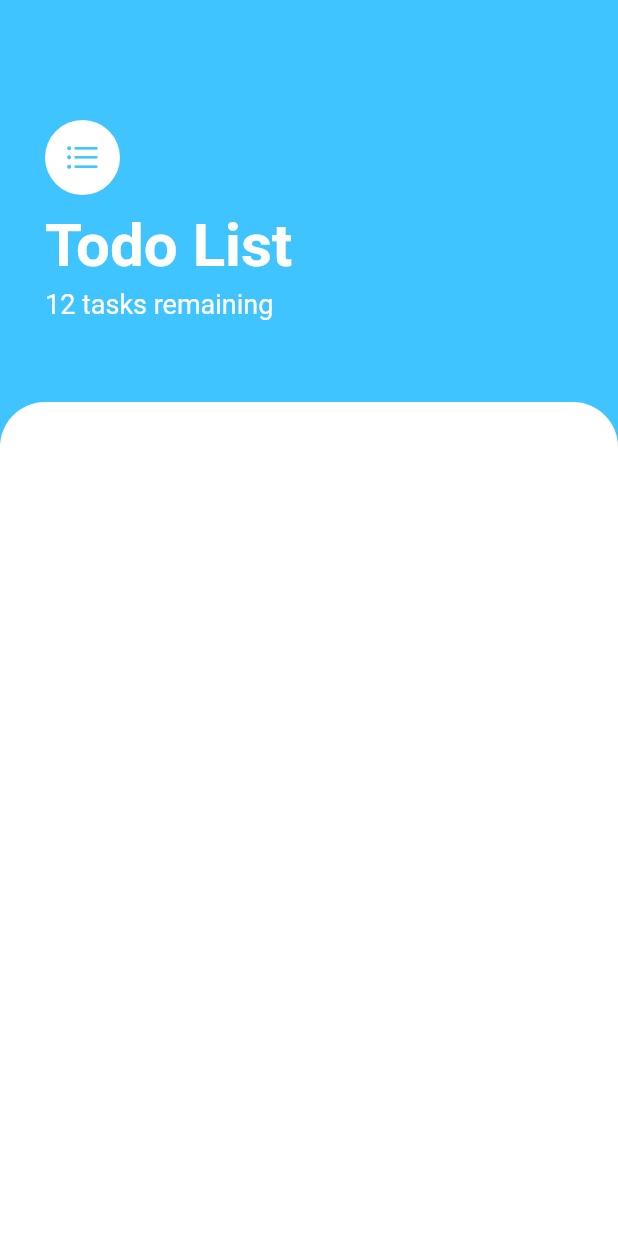
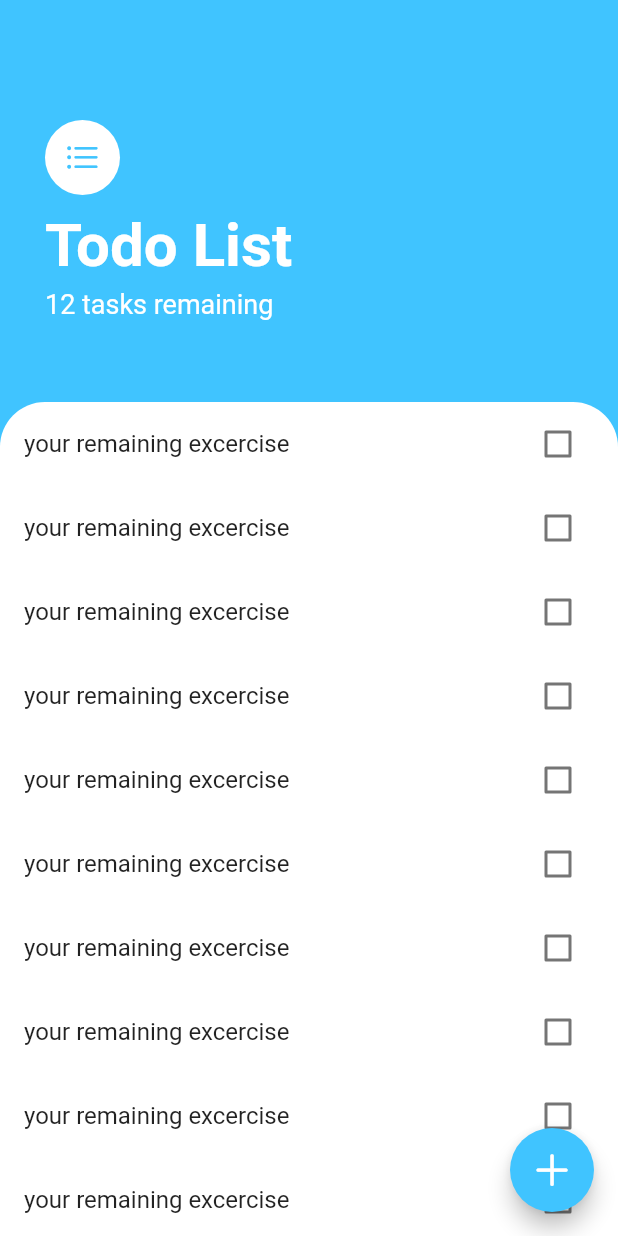
Before and after one commit to AbdurRehman-coder/todoey, a Flutter app: the screen it shows after launch, on a phone screen of 412 x 824 dp. Run offline on Flutter 3.47's test engine with Material 2 defaults, Android fonts, the phone set to English and light mode, and no system bars.

Commit message:
add bottom sheet where we can add our todo activity.
there are two types of bottom sheet one is Persistent, mean you can also interact with other part of the screen while bottom sheet is open and other is Modal bottom sheet in which is you click other part of screen it will disable.

```diff
--- a/lib/screens/task_list_screen.dart
+++ b/lib/screens/task_list_screen.dart
@@ -1,5 +1,7 @@
 import 'package:flutter/cupertino.dart';
 import 'package:flutter/material.dart';
+import 'package:todoey/screens/add_items_screen.dart';
+import 'package:todoey/widgets/items_list.dart';
 class TaskList extends StatelessWidget {
    TaskList({Key? key}) : super(key: key);
   List<String> checkouts = ['excercise', 'break fast', 'music'];
@@ -7,6 +9,17 @@ class TaskList extends StatelessWidget {
   Widget build(BuildContext context) {
     return Scaffold(
       backgroundColor: Colors.lightBlueAccent,
+      floatingActionButton: FloatingActionButton(
+        onPressed: (){
+       showModalBottomSheet(context: context,
+           builder: (BuildContext context){
+         return AddItemsList();
+           });
+        },
+        child: Icon(CupertinoIcons.add,
+        size: 30,),
+        backgroundColor: Colors.lightBlueAccent,
+      ),
       body: Column(
         crossAxisAlignment: CrossAxisAlignment.start,
           children: [
@@ -17,7 +30,7 @@ class TaskList extends StatelessWidget {
                 child: Column(
 
                   crossAxisAlignment: CrossAxisAlignment.start,
-                  children:  [
+                  children: const [
                     CircleAvatar(
 
                         child: Icon(CupertinoIcons.list_bullet,
@@ -48,11 +61,7 @@ class TaskList extends StatelessWidget {
                   color: Colors.white,
                   borderRadius: BorderRadius.only(topLeft: Radius.circular(30), topRight: Radius.circular(30),),
                 ),
-                child: ListView.builder(
-                   itemCount: 10,
-                    itemBuilder: (context, index){
-                      return
-                    }),
+                child: ItemsList()
               ),
             ),
           ]
--- /dev/null
+++ b/lib/widgets/items_list.dart
@@ -0,0 +1,28 @@
+import 'package:flutter/material.dart';
+import 'items_tile.dart';
+class ItemsList extends StatelessWidget {
+
+  @override
+  Widget build(BuildContext context) {
+    return ListView(
+      children: [
+        ItemsTile(),
+        ItemsTile(),
+        ItemsTile(),
+        ItemsTile(),
+        ItemsTile(),
+        ItemsTile(),
+        ItemsTile(),
+        ItemsTile(),
+        ItemsTile(),
+        ItemsTile(),
+        ItemsTile(),
+        ItemsTile(),
+        ItemsTile(),
+
+
+
+      ],
+    );
+  }
+}
--- /dev/null
+++ b/lib/widgets/items_tile.dart
@@ -0,0 +1,16 @@
+import 'package:flutter/material.dart';
+
+class ItemsTile extends StatelessWidget {
+  @override
+  Widget build(BuildContext context) {
+    return ListTile(
+      title: Text('your remaining excercise'),
+      trailing: Checkbox(
+        value: false, onChanged: (bool? value) {
+
+      },
+      ),
+
+    );
+  }
+}
```
Also changed, not shown: lib/screens/add_items_screen.dart (added, +18 -0 lines), lib/widgets/add_items_widget.dart (added, +72 -0 lines).
